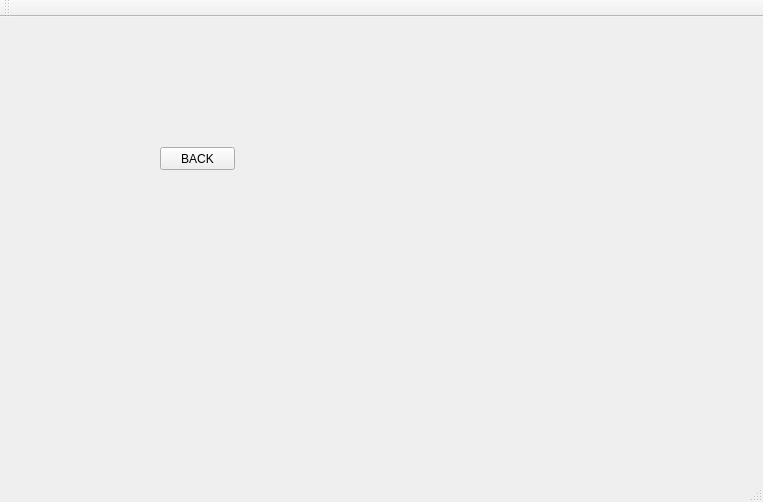
Old version of the form Forms/mainwindow.ui in the repository TheSoullessOne/Group-Project-1.
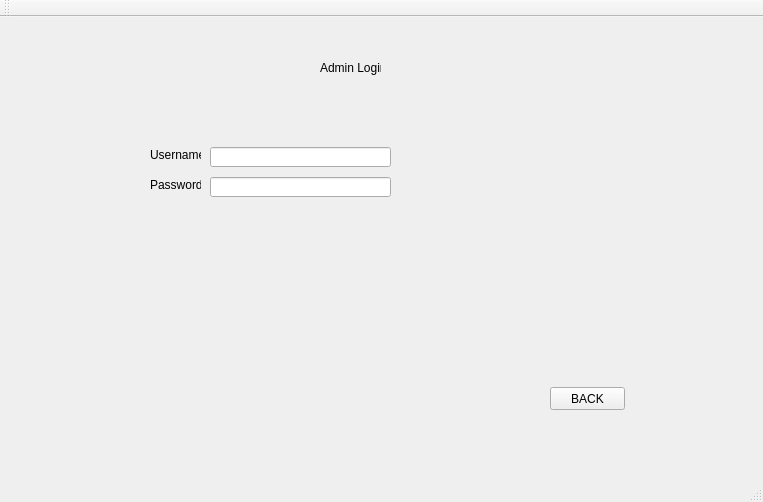
New version of the form. The open tabs and pages were chosen to show the change.

Commit message: Working GUI, buttons linked

```diff
--- a/Forms/mainwindow.ui
+++ b/Forms/mainwindow.ui
@@ -17,8 +17,8 @@
    <widget class="QStackedWidget" name="pages">
     <property name="geometry">
      <rect>
-      <x>30</x>
-      <y>30</y>
+      <x>40</x>
+      <y>10</y>
       <width>661</width>
       <height>421</height>
      </rect>
@@ -400,8 +400,8 @@
      <widget class="QPushButton" name="backButton_search">
       <property name="geometry">
        <rect>
-        <x>130</x>
-        <y>100</y>
+        <x>510</x>
+        <y>360</y>
         <width>75</width>
         <height>23</height>
        </rect>
@@ -410,6 +410,65 @@
        <string>BACK</string>
       </property>
      </widget>
+     <widget class="QLabel" name="AdminLoginLabel">
+      <property name="geometry">
+       <rect>
+        <x>280</x>
+        <y>30</y>
+        <width>61</width>
+        <height>21</height>
+       </rect>
+      </property>
+      <property name="text">
+       <string>Admin Login </string>
+      </property>
+     </widget>
+     <widget class="QLabel" name="UsernameAdminLabel">
+      <property name="geometry">
+       <rect>
+        <x>110</x>
+        <y>120</y>
+        <width>51</width>
+        <height>16</height>
+       </rect>
+      </property>
+      <property name="text">
+       <string>Username:</string>
+      </property>
+     </widget>
+     <widget class="QLineEdit" name="Admin_Username_line_edit">
+      <property name="geometry">
+       <rect>
+        <x>170</x>
+        <y>120</y>
+        <width>181</width>
+        <height>20</height>
+       </rect>
+      </property>
+     </widget>
+     <widget class="QLineEdit" name="Admin_Password_line_edit">
+      <property name="geometry">
+       <rect>
+        <x>170</x>
+        <y>150</y>
+        <width>181</width>
+        <height>20</height>
+       </rect>
+      </property>
+     </widget>
+     <widget class="QLabel" name="PasswordAdminLabel">
+      <property name="geometry">
+       <rect>
+        <x>110</x>
+        <y>150</y>
+        <width>51</width>
+        <height>16</height>
+       </rect>
+      </property>
+      <property name="text">
+       <string>Password:</string>
+      </property>
+     </widget>
     </widget>
     <widget class="QWidget" name="reportsInputOptions">
      <widget class="QPlainTextEdit" name="readInSearchString">
```
Left out of the diff: 143 changed lines with no effect on the pictures. The commit also changes 2 other files.
